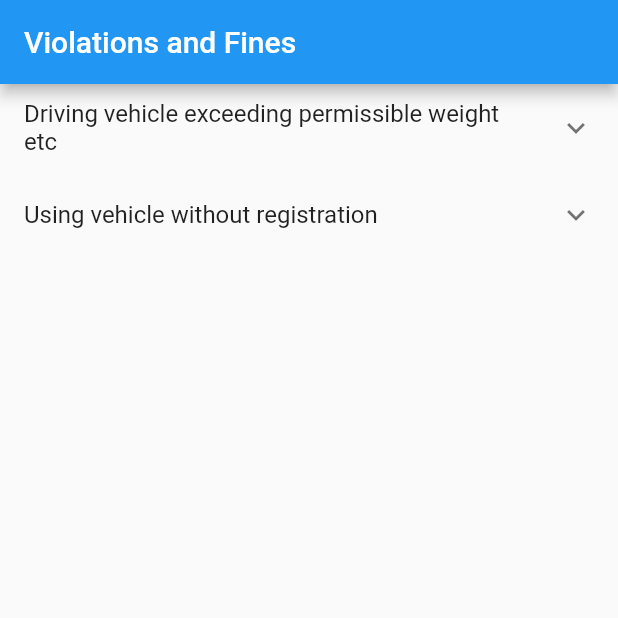
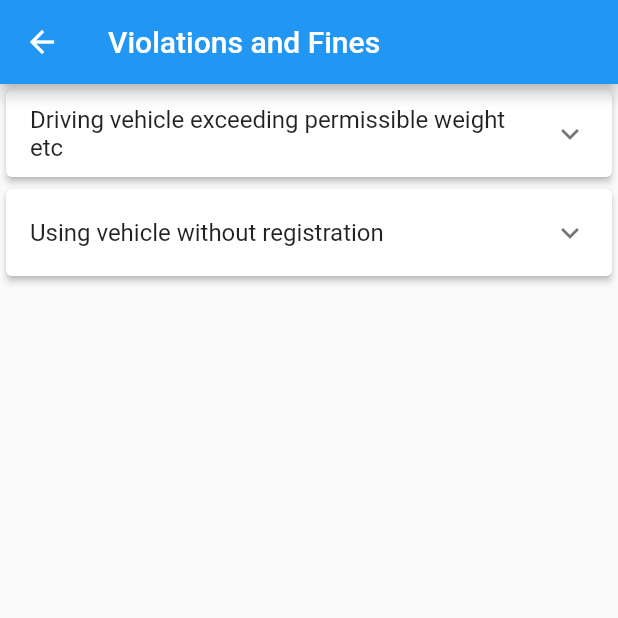
Before and after one commit to Mit-Patel/traffic_rules, a Flutter app: the screen it shows after launch, after a tap on "Rules & Regulations", on a phone screen of 412 x 824 dp, the top half of it. Run offline on Flutter 3.47's test engine with Material 2 defaults, Android fonts, the phone set to English and light mode, and no system bars.

Commit message:
added expansion tiles

```diff
--- a/lib/components/DashboardCard.dart
+++ b/lib/components/DashboardCard.dart
@@ -1,11 +1,12 @@
 import 'package:flutter/material.dart';
-import 'package:traffic_rules/screens/ViolationsandFines.dart';
 
 class DashboardCard extends StatefulWidget {
   final IconData _icon;
   final String _title, _description;
+  final VoidCallback onTap;
 
-  const DashboardCard(this._icon, this._title, this._description, {Key key})
+  const DashboardCard(this._icon, this._title, this._description,
+      {Key key, this.onTap})
       : super(key: key);
 
   @override
@@ -20,10 +21,7 @@ class _DashboardCardState extends State<DashboardCard> {
       child: InkWell(
         splashColor: Colors.white.withAlpha(80),
         onTap: () {
-          Navigator.push(
-            context,
-            MaterialPageRoute(builder: (context) => ExpansionTileDemo()),
-          );
+          widget.onTap();
         },
         child: Padding(
           padding: const EdgeInsets.all(20.0),
--- /dev/null
+++ b/lib/components/EntryItem.dart
@@ -0,0 +1,57 @@
+import 'package:flutter/material.dart';
+import 'package:traffic_rules/data/Rules.dart';
+
+class EntryItem extends StatelessWidget {
+  const EntryItem(this.entry);
+  final Rules entry;
+
+  // This function recursively creates the multi-level list rows.
+  Widget _buildTiles(Rules root) {
+    if (root.children.isEmpty) {
+      return ListTile(
+        title: Text(root.title),
+      );
+    }
+    return Card(
+      elevation: 2,
+      child: ExpansionTile(
+        key: PageStorageKey<Rules>(root),
+        title: Text(root.title),
+        children: root.children.map<Widget>((subRule) {
+          return Column(
+            children: [
+              Padding(
+                padding: const EdgeInsets.all(8.0),
+                child: Row(
+                  children: [
+                    Expanded(
+                      flex: 8,
+                      child: Text(subRule.subRule),
+                    ),
+                    SizedBox(
+                      width: 10.0,
+                    ),
+                    Expanded(
+                      flex: 2,
+                      child: Text(subRule.fine),
+                    ),
+                  ],
+                ),
+              ),
+              Divider(
+                thickness: 1.0,
+                indent: 20.0,
+                endIndent: 20.0,
+              ),
+            ],
+          );
+        }).toList(),
+      ),
+    );
+  }
+
+  @override
+  Widget build(BuildContext context) {
+    return _buildTiles(entry);
+  }
+}
--- a/lib/data/Rules.dart
+++ b/lib/data/Rules.dart
@@ -1,47 +1,47 @@
+class SubRule {
+  final String subRule;
+  final String fine;
 
-class Rules{
+  SubRule(this.subRule, this.fine);
+}
+
+class Rules {
   String title;
-  final List <Rules>
-    children;
-  Rules(this.title,[this.children = const <Rules>[]]);
+  final List<SubRule> children;
 
+  Rules(this.title, [this.children = const <SubRule>[]]);
 }
+
 // This is the entire multi-level list displayed by this app
 final List<Rules> data = <Rules>[
   Rules(
     'Driving vehicle exceeding permissible weight etc',
-    <Rules>[
-      Rules(
-        'Section A0',
-        <Rules>[
-          Rules('Item A0.2'),
-          Rules('Item A0.1'),
-          Rules('Item A0.3'),
-        ],
-      ),
-      Rules('Section A1'),
-      Rules('Section A2'),
+    <SubRule>[
+      SubRule(
+          '1. Whoever drives or causes or allows to be driven a transport vehicle in contravention of the conditions of permit prescribed by State or Regional Transport Authorities under sub-section 1 of section 113 prohibiting or restricting the use of such vehicle in area or route',
+          "Rs. 5000"),
+      SubRule(
+          '2. Driving vehicle or cause or allow to be driven in any public place which is not fitted with pneumatic tyres.',
+          "Rs. 5000"),
+      SubRule(
+          '3. Driving vehicle or cause or allow to be driven in any public place-',
+          "Rs. 5000 + additional Rs. 1000 per ton"),
+      SubRule(
+          '4. the unladen weight of which exceeds the unladen weight specified in the certificate of registration of the vehicle.',
+          'Rs. 5000'),
+      SubRule(
+          '5. The laden weight of which exceeds the gross vehicle weight specified in the certificate of registration of the vehicle.',
+          'Rs. 5000'),
     ],
   ),
-  // Second Row
-  Rules('Chapter B', <Rules>[
-    Rules('Section B0'),
-    Rules('Section B1'),
-  ]),
-  Rules(
-    'Chapter C',
-    <Rules>[
-      Rules('Section C0'),
-      Rules('Section C1'),
-      Rules(
-        'Section C2',
-        <Rules>[
-          Rules('Item C2.0'),
-          Rules('Item C2.1'),
-          Rules('Item C2.2'),
-          Rules('Item C2.3'),
-        ],
-      )
-    ],
-  ),
+  Rules('Using vehicle without registration', <SubRule>[
+    SubRule(
+        '1. Whoever drives or causes or allows to be driven a motor vehicle   carrying a registration mark displayed in  contravention of  rule 50 or rule 51 of the Central Motor Vehicles Rules, 1989 in public place.',
+        'Rs. 300'),
+    SubRule('2. Two wheeler vehicle', 'Rs. 400'),
+    SubRule('3. Three wheeler', 'Rs. 500'),
+    SubRule('4. Light Motor Vehicle', 'Rs. 1000'),
+    SubRule('5. Four Wheels Vehicle', 'Rs. 1000'),
+    SubRule('6. Other Vehicle', 'Rs. 5000'),
+  ])
 ];
--- a/lib/screens/Dashboard.dart
+++ b/lib/screens/Dashboard.dart
@@ -1,5 +1,7 @@
 import 'package:flutter/material.dart';
 import 'package:traffic_rules/components/DashboardCard.dart';
+
+import 'ViolationsAndFines.dart';
 
 class Dashboard extends StatefulWidget {
   @override
@@ -26,34 +28,35 @@ class _DashboardState extends State<Dashboard> {
       "General Traffic Signs you must have knowledge about"
     ],
     ["Emergency Helplines", "Get help at the time of emergency"],
-    ["Fuel Prices", "Latest Fuel & Gas Prices updates"],
     [
       "Documents Information",
       "Information about the documents you should keep with you"
     ],
-    [
-      "Driving License Process",
-      "Step by step procedure to issue a Driving License"
-    ],
-    ["News Feed", "Latest driving & transport news"],
     ["FAQs", "Frequently Asked Questions"],
   ];
 
   @override
   Widget build(BuildContext context) {
     return Scaffold(
-      backgroundColor:Colors.white,
+      backgroundColor: Colors.white,
       appBar: AppBar(
-        title: Text("Dashboard"),
-
+        title: Text("Traffic Rules"),
       ),
       body: GridView.count(
-
           crossAxisCount: 2,
           childAspectRatio: 4 / 5,
           children: List.generate(cards.length, (index) {
             return DashboardCard(
-                icons[index], cards[index][0], cards[index][1]);
+              icons[index],
+              cards[index][0],
+              cards[index][1],
+              onTap: () {
+                Navigator.push(
+                  context,
+                  MaterialPageRoute(builder: (context) => ViolationsAndFines()),
+                );
+              },
+            );
           })),
     );
   }
--- /dev/null
+++ b/lib/screens/ViolationsAndFines.dart
@@ -0,0 +1,25 @@
+import 'package:flutter/material.dart';
+import 'package:traffic_rules/components/EntryItem.dart';
+import 'package:traffic_rules/data/Rules.dart';
+
+class ViolationsAndFines extends StatelessWidget {
+  @override
+  Widget build(BuildContext context) {
+    return MaterialApp(
+      home: Scaffold(
+        appBar: AppBar(
+          leading: IconButton(
+            icon: Icon(Icons.arrow_back, color: Colors.white),
+            onPressed: () => Navigator.of(context).pop(),
+          ),
+          title: const Text('Violations and Fines'),
+        ),
+        body: ListView.builder(
+          itemCount: data.length,
+          itemBuilder: (BuildContext context, int index) =>
+              EntryItem(data[index]),
+        ),
+      ),
+    );
+  }
+}
--- a/lib/screens/ViolationsandFines.dart
+++ /dev/null
@@ -1,73 +0,0 @@
-import 'package:flutter/material.dart';
-
-class ExpansionTileDemo extends StatelessWidget {
-  @override
-  Widget build(BuildContext context) {
-    return MaterialApp(
-      home: Scaffold(
-        appBar: AppBar(
-          title: const Text('Violations and Fines'),
-        ),
-        body: ListView.builder(
-          itemCount: data.length,
-          itemBuilder: (BuildContext context, int index) => EntryItem(
-            data[index],
-          ),
-        ),
-      ),
-    );
-  }
-}
-
-class Rules{
-  String title;
-  final List <Rules>
-  children;
-  Rules(this.title,[this.children = const <Rules>[]]);
-
-}
-// This is the entire multi-level list displayed by this app
-final List<Rules> data = <Rules>[
-
-  Rules('Driving vehicle exceeding permissible weight etc', <Rules>[
-    Rules('1.    Whoever drives or causes or allows to be driven a transport vehicle in contravention of the conditions of permit prescribed by State or Regional Transport Authorities under sub-section 1 of section 113 prohibiting or restricting the use of such vehicle in area or route'),
-    Rules('2.    Driving vehicle or cause or allow to be driven in any public place which is not fitted with pneumatic tyres.'),
-    Rules('3.    Driving vehicle or cause or allow to be driven in any public place-'),
-    Rules('4.    the unladen weight of which exceeds the unladen weight specified in the certificate of registration of the vehicle,'),
-    Rules('5.    The laden weight of which exceeds the gross vehicle weight specified in the certificate of registration of the vehicle.'),
-  ],
-
-  ),
-  Rules('Using vehicle without registration',
-  <Rules>[
-    Rules('1.    Whoever drives or causes or allows to be driven a motor vehicle   carrying a registration mark displayed in  contravention of  rule 50 or rule 51 of the Central Motor Vehicles Rules, 1989 in public place.'),
-    Rules('2.    Two wheeler vehicle'),
-    Rules('3.      Three wheeler   '),
-    Rules('4.      Light Motor Vehicle  '),
-
-  ])
-];
-class EntryItem extends StatelessWidget {
-  const EntryItem(this.entry);
-  final Rules entry;
-
-  // This function recursively creates the multi-level list rows.
-  Widget _buildTiles(Rules root) {
-
-    if (root.children.isEmpty) {
-      return ListTile(
-        title: Text(root.title),
-      );
-    }
-    return ExpansionTile(
-      key: PageStorageKey<Rules>(root),
-      title: Text(root.title),
-      children: root.children.map<Widget>(_buildTiles).toList(),
-    );
-  }
-
-  @override
-  Widget build(BuildContext context) {
-    return _buildTiles(entry);
-  }
-}
```
